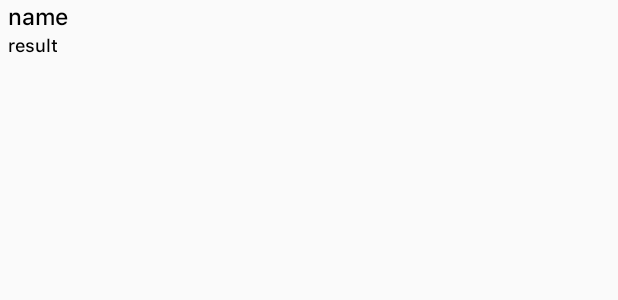
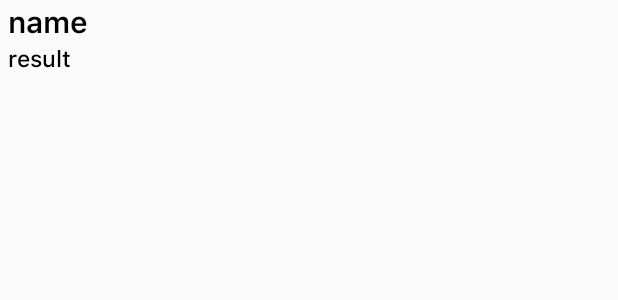
Before and after one commit to neelam13312/KashApp, an Android app: the layout push_notification_two.xml on its own in the app's theme, with its tools: preview values and no code run, on a phone screen of 412 x 824 dp. Shown: the top 300 px of the screen. Run offline under Robolectric (Android 15) with nearby library versions, the phone set to English and light mode, and no system bars; network calls fail.

Commit message:
25aug2023

```diff
--- a/app/build.gradle
+++ b/app/build.gradle
@@ -32,7 +32,7 @@ android {
         multiDexEnabled true
         versionCode 1
         versionName "1.0"
-        manifestPlaceholders = [onesignal_app_id: 'fbc00fe7-4e8d-4ab6-8bed-8ca866982c3e',
+        manifestPlaceholders = [onesignal_app_id: '89789b85-34de-4526-99ab-ca845c576dca',
                                 // Project number pulled from dashboard, local value is ignored.
                                 onesignal_google_project_number: 'REMOTE']
 
--- a/app/src/main/java/in/games/gameskash/Activity/SplashActivity.java
+++ b/app/src/main/java/in/games/gameskash/Activity/SplashActivity.java
@@ -60,6 +60,7 @@ public class SplashActivity extends AppCompatActivity {
         super.onCreate(savedInstanceState);
         setContentView(R.layout.activity_splash);
         initview();
+//        89789b85-34de-4526-99ab-ca845c576dca ///appid one signal
 
         OneSignal.clearOneSignalNotifications();//to clear default notification
 
--- a/app/src/main/res/layout/push_notification_two.xml
+++ b/app/src/main/res/layout/push_notification_two.xml
@@ -15,7 +15,7 @@
                 android:layout_height="wrap_content"
                 android:layout_centerVertical="true"
                 android:text="name"
-                style="@style/Mytextcolor"
+                style="@style/MyTextview_bold"
 
                  />
 
@@ -24,8 +24,6 @@
                 android:layout_width="wrap_content"
                 android:layout_height="wrap_content"
                 android:layout_centerVertical="true"
-                android:text="result"
-
-                android:textSize="12sp" />
+                android:text="result" />
         </LinearLayout>
 </RelativeLayout>
```
Also changed, not shown: app/src/main/java/in/games/gameskash/Fragment/StarlineGamesFragment.java (+5 -4 lines), app/src/main/java/in/games/gameskash/Util/AppController.java (+4 -3 lines).
